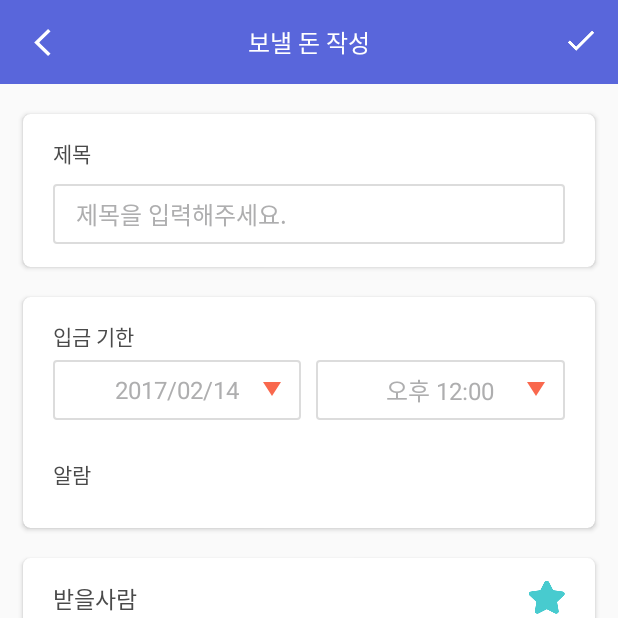
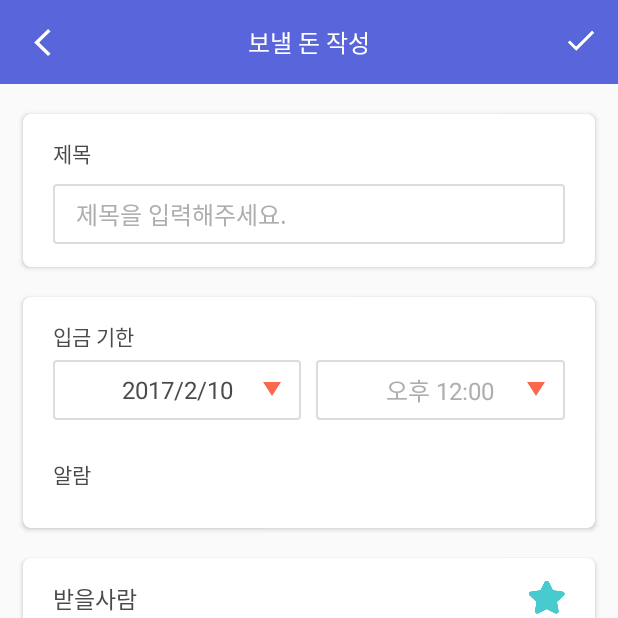
Before and after one commit to KiWooyoung/DoYouRemember, an Android app: the WritingSendActivity screen opened directly, with no data from a screen before it, on a phone screen of 412 x 824 dp, the top half of it. Run offline under Robolectric (Android 15) with nearby library versions, the phone set to English and light mode, and no system bars; our stand-ins replace ButterKnife.

Commit message:
feature : datepicker 추가

```diff
--- a/DoYouRemember/app/src/main/java/com/omjoonkim/doyouremember/app/writing/WritingSendActivity.java
+++ b/DoYouRemember/app/src/main/java/com/omjoonkim/doyouremember/app/writing/WritingSendActivity.java
@@ -1,5 +1,6 @@
 package com.omjoonkim.doyouremember.app.writing;
 
+import android.app.DatePickerDialog;
 import android.graphics.PorterDuff;
 import android.graphics.drawable.Drawable;
 import android.support.v7.app.AppCompatActivity;
@@ -8,12 +9,17 @@ import android.support.v7.widget.Toolbar;
 import android.view.Menu;
 import android.view.MenuInflater;
 import android.view.MenuItem;
+import android.widget.DatePicker;
 import android.widget.EditText;
+import android.widget.TextView;
 
 import com.omjoonkim.doyouremember.R;
 
+import java.util.Calendar;
+
 import butterknife.BindView;
 import butterknife.ButterKnife;
+import butterknife.OnClick;
 import butterknife.OnFocusChange;
 
 public class WritingSendActivity extends AppCompatActivity {
@@ -24,6 +30,12 @@ public class WritingSendActivity extends AppCompatActivity {
     @BindView(R.id.editText_writing_send_title)
     EditText etWritingTitle;
 
+    @BindView(R.id.textView_writing_send_deadline_date)
+    TextView tvSendDate;
+
+    @BindView(R.id.textView_writing_send_deadline_time)
+    TextView tvSendTime;
+
     @BindView(R.id.editText_writing_send_creditor)
     EditText getEtWritingCreditor;
 
@@ -33,6 +45,10 @@ public class WritingSendActivity extends AppCompatActivity {
     @BindView(R.id.editText_writing_send_price)
     EditText getEtWritingPrice;
 
+    private Calendar calendar;
+    private int year;
+    private int month;
+    private int day;
 
     @OnFocusChange(R.id.editText_writing_send_title)
     void onFocusChangeTitle(boolean hasFocus){
@@ -70,6 +86,16 @@ public class WritingSendActivity extends AppCompatActivity {
         }
     }
 
+    @OnClick(R.id.textView_writing_send_deadline_date)
+    void onClickSendDate(){
+        new DatePickerDialog(this, new DatePickerDialog.OnDateSetListener() {
+            @Override
+            public void onDateSet(DatePicker view, int year, int month, int dayOfMonth) {
+                tvSendDate.setText(year+"/"+(month+1)+"/"+dayOfMonth);
+            }
+        }, year, month ,day ).show();
+    }
+
     @Override
     protected void onCreate(Bundle savedInstanceState) {
         super.onCreate(savedInstanceState);
@@ -81,6 +107,13 @@ public class WritingSendActivity extends AppCompatActivity {
         getSupportActionBar().setDisplayHomeAsUpEnabled(true);
         getSupportActionBar().setDisplayShowTitleEnabled(false);
         tbWriting.setNavigationIcon(R.drawable.back_icon);
+
+        calendar = Calendar.getInstance();
+        year = calendar.get(Calendar.YEAR);
+        month =  calendar.get(Calendar.MONTH);
+        day = calendar.get(Calendar.DATE);
+
+        tvSendDate.setText(year+"/"+(month+1)+"/"+day);
     }
 
     @Override
```
